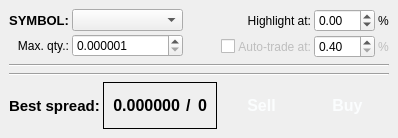
First picture: the form in sources/Strategies/ArbitrationAdvisor/StrategyWindow.ui, repository alimogh/trdk, before the edit.
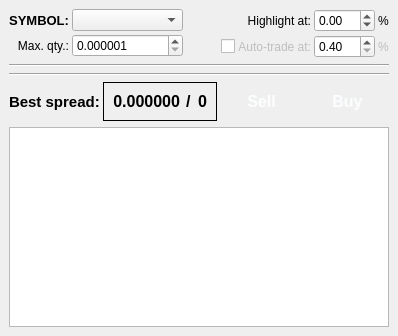
Second picture: the form after the edit.

Commit message: Arbitrage strategy shows last reason or operation in the strategy window. https://trello.com/c/kuCXvnJ5

The edit to the form file:
```diff
--- a/sources/Strategies/ArbitrationAdvisor/StrategyWindow.ui
+++ b/sources/Strategies/ArbitrationAdvisor/StrategyWindow.ui
@@ -7,7 +7,7 @@
     <x>0</x>
     <y>0</y>
     <width>398</width>
-    <height>138</height>
+    <height>336</height>
    </rect>
   </property>
   <property name="sizePolicy">
@@ -323,6 +323,16 @@
       </item>
      </layout>
     </item>
+    <item>
+     <widget class="QPlainTextEdit" name="events">
+      <property name="lineWrapMode">
+       <enum>QPlainTextEdit::NoWrap</enum>
+      </property>
+      <property name="readOnly">
+       <bool>true</bool>
+      </property>
+     </widget>
+    </item>
    </layout>
   </widget>
  </widget>
```
The commit also changes 6 other files.
